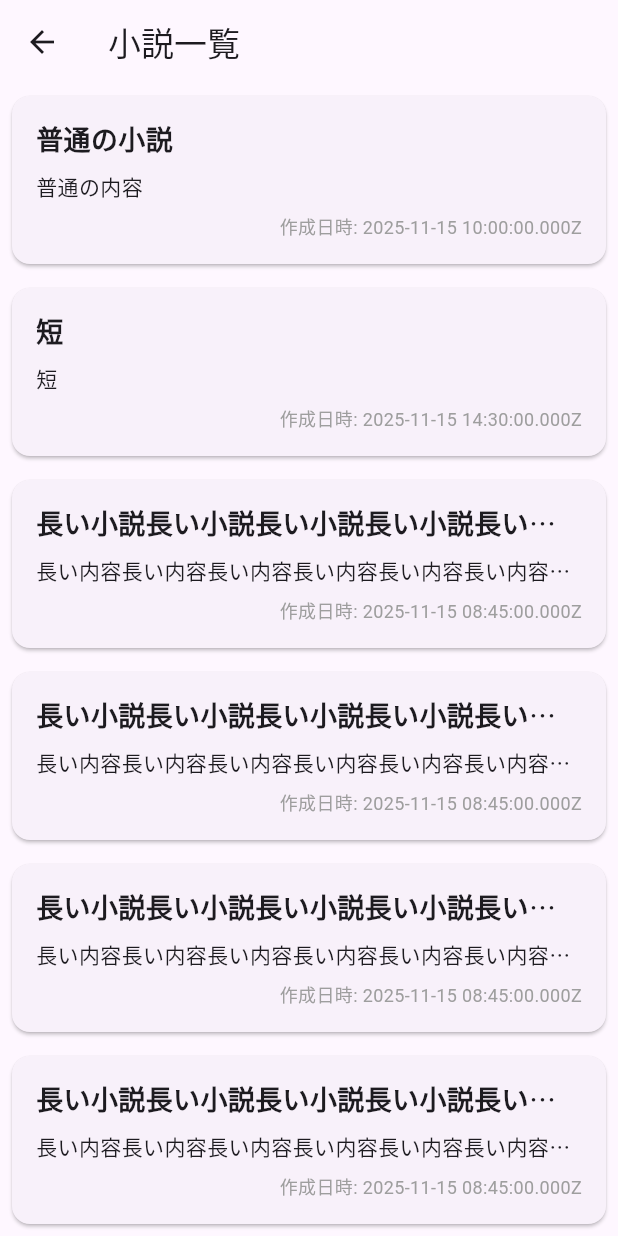
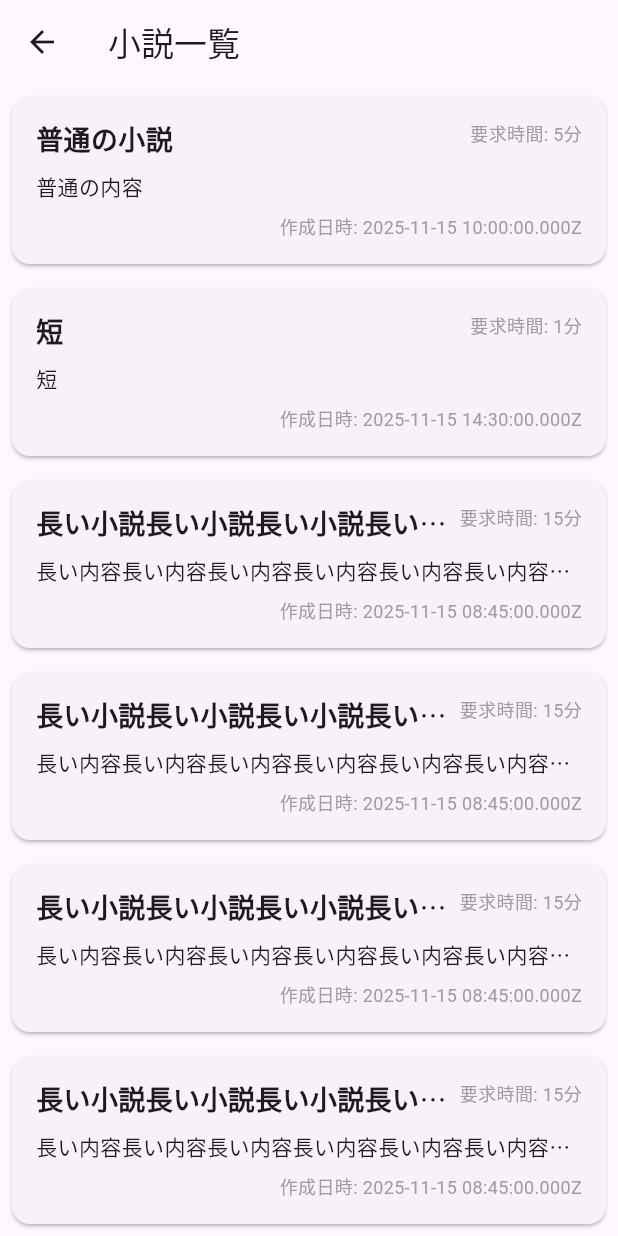
Before and after one commit to Wak8810/let-s-become-an-enginner, a Flutter app: the NovelListScreen screen opened directly, on a phone screen of 412 x 824 dp. Run offline on Flutter 3.47's test engine with Material 3 defaults, Android fonts, the phone set to English and light mode, and no system bars.

Commit message:
feat: カードに所要時間を追加

```diff
--- a/novel_app/lib/screens/novel_list/widgets/novel_card.dart
+++ b/novel_app/lib/screens/novel_list/widgets/novel_card.dart
@@ -15,7 +15,11 @@ class NovelCard extends StatelessWidget {
         child: Column(
           crossAxisAlignment: CrossAxisAlignment.start,
           children: [
-            Text(
+            Row(
+              crossAxisAlignment: CrossAxisAlignment.start,
+              children: [
+                Expanded(
+                  child: Text(
                     novel.title,
                     style: const TextStyle(
                       fontSize: 18.0,
@@ -23,6 +27,18 @@ class NovelCard extends StatelessWidget {
                     ),
                     overflow: TextOverflow.ellipsis,
                     maxLines: 1,
+                  ),
+                ),
+                const SizedBox(width: 8.0),
+                Text(
+                  '要求時間: ${novel.readingMinutes}分',
+                  textAlign: TextAlign.right,
+                  style: const TextStyle(
+                    fontSize: 12.0,
+                    color: Colors.grey,
+                  ),
+                ),
+              ],
             ),
             const SizedBox(height: 8.0),
             Text(
```
Lines whose indentation alone changed are shown as unchanged.
